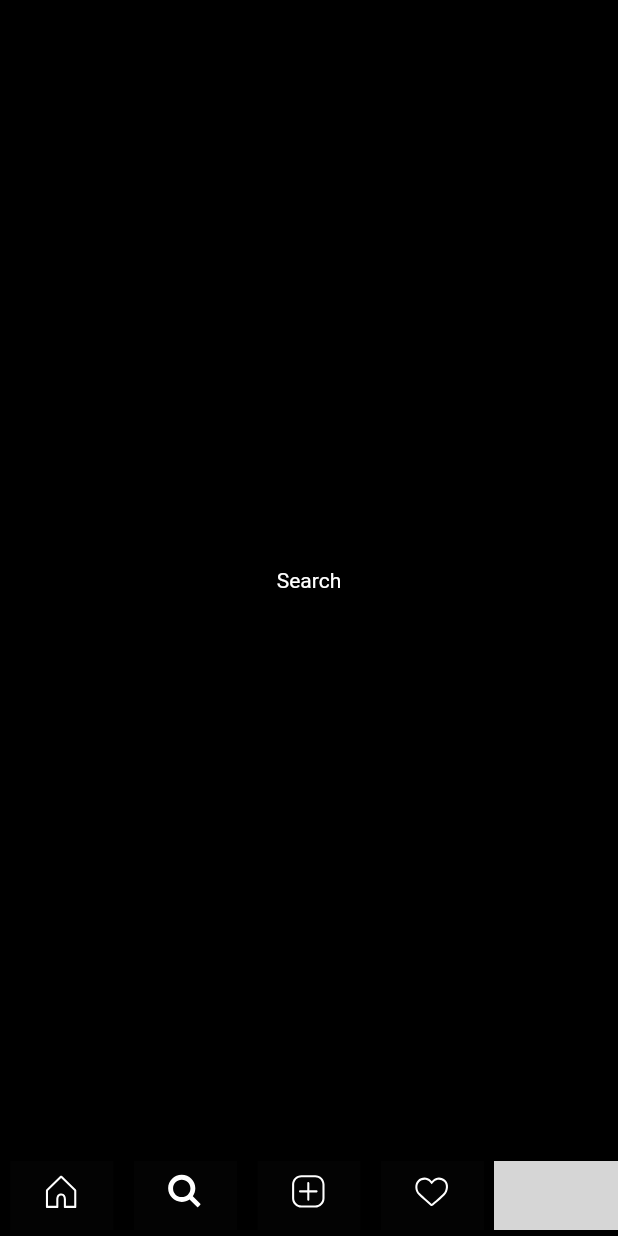
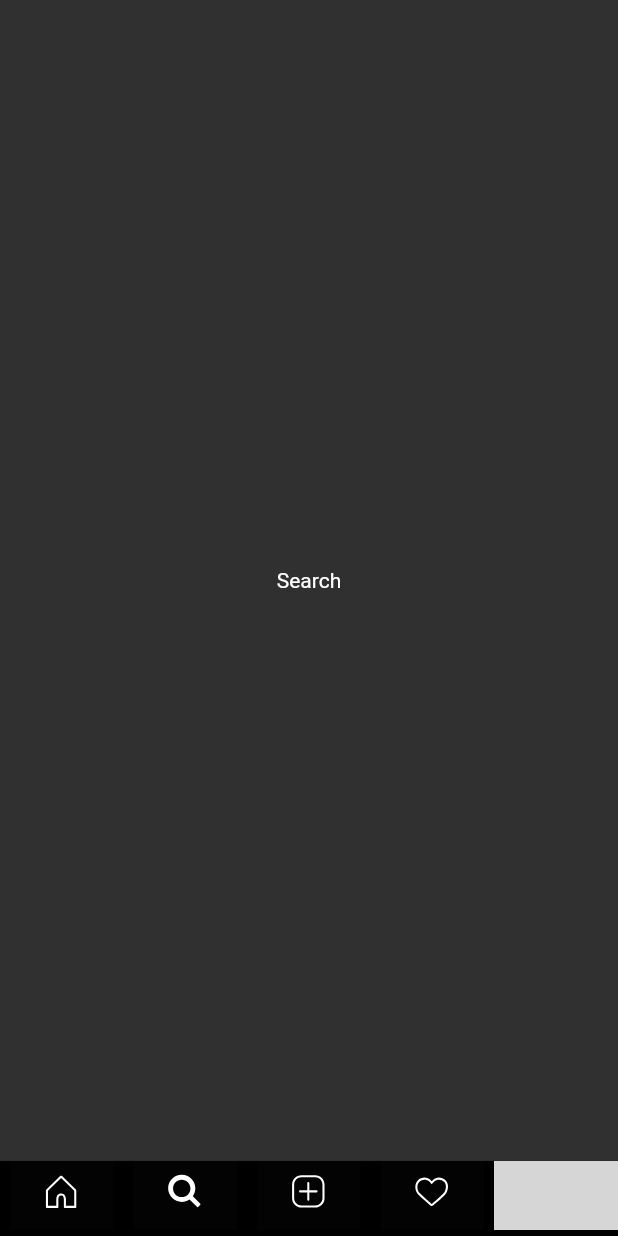
Before and after one commit to alamin-karno/instagram-clone, a Flutter app: the screen it shows after launch, swiped to page 2, on a phone screen of 412 x 824 dp. Run offline on Flutter 3.47's test engine with Material 2 defaults, Android fonts, the phone set to English and light mode, and no system bars; our stand-ins replace flutter_svg; grey boxes are pictures that could not be loaded.

Commit message:
- Instagram: all screen for bottom nav added

```diff
--- /dev/null
+++ b/lib/features/activity/activity.dart
@@ -0,0 +1 @@
+export 'presentation/ui/activity_screen.dart';
--- a/lib/features/main/presentation/ui/main_screen.dart
+++ b/lib/features/main/presentation/ui/main_screen.dart
@@ -2,7 +2,11 @@ import 'package:flutter/cupertino.dart';
 import 'package:flutter/material.dart';
 import 'package:flutter_svg/flutter_svg.dart';
 import 'package:instagram/core/utils/app_consts.dart';
+import 'package:instagram/features/activity/activity.dart';
 import 'package:instagram/features/home/home.dart';
+import 'package:instagram/features/post/post.dart';
+import 'package:instagram/features/profile/profile.dart';
+import 'package:instagram/features/search/search.dart';
 
 class MainScreen extends StatefulWidget {
   const MainScreen({Key? key}) : super(key: key);
@@ -47,18 +51,10 @@ class _MainScreenState extends State<MainScreen> {
         onPageChanged: onPageChanged,
         children: const [
           HomeScreen(),
-          Center(
-            child: Text('Search'),
-          ),
-          Center(
-            child: Text('Post'),
-          ),
-          Center(
-            child: Text('Activity'),
-          ),
-          Center(
-            child: Text('Profile'),
-          ),
+          SearchScreen(),
+          PostScreen(),
+          ActivityScreen(),
+          ProfileScreen(),
         ],
       ),
       bottomNavigationBar: CupertinoTabBar(
@@ -71,7 +67,10 @@ class _MainScreenState extends State<MainScreen> {
               _currentIndex == 0
                   ? 'assets/images/home_selected.svg'
                   : 'assets/images/home.svg',
-              color: primaryColor,
+              colorFilter: const ColorFilter.mode(
+                primaryColor,
+                BlendMode.srcIn,
+              ),
             ),
           ),
           BottomNavigationBarItem(
@@ -80,7 +79,10 @@ class _MainScreenState extends State<MainScreen> {
               _currentIndex == 1
                   ? 'assets/images/search_selected.svg'
                   : 'assets/images/search.svg',
-              color: primaryColor,
+              colorFilter: const ColorFilter.mode(
+                primaryColor,
+                BlendMode.srcIn,
+              ),
             ),
           ),
           BottomNavigationBarItem(
@@ -89,7 +91,10 @@ class _MainScreenState extends State<MainScreen> {
               _currentIndex == 2
                   ? 'assets/images/add.svg'
                   : 'assets/images/add.svg',
-              color: primaryColor,
+              colorFilter: const ColorFilter.mode(
+                primaryColor,
+                BlendMode.srcIn,
+              ),
             ),
           ),
           BottomNavigationBarItem(
@@ -98,7 +103,10 @@ class _MainScreenState extends State<MainScreen> {
               _currentIndex == 3
                   ? 'assets/images/favorite_selected.svg'
                   : 'assets/images/favorite.svg',
-              color: primaryColor,
+              colorFilter: const ColorFilter.mode(
+                primaryColor,
+                BlendMode.srcIn,
+              ),
             ),
           ),
           BottomNavigationBarItem(
@@ -107,7 +115,10 @@ class _MainScreenState extends State<MainScreen> {
               _currentIndex == 4
                   ? 'assets/images/profile_selected.svg'
                   : 'assets/images/profile.svg',
-              color: primaryColor,
+              colorFilter: const ColorFilter.mode(
+                primaryColor,
+                BlendMode.srcIn,
+              ),
             ),
           ),
         ],
--- /dev/null
+++ b/lib/features/post/post.dart
@@ -0,0 +1 @@
+export 'presentation/ui/post_screen.dart';
--- /dev/null
+++ b/lib/features/profile/profile.dart
@@ -0,0 +1 @@
+export 'presentation/ui/profile_screen.dart';
--- /dev/null
+++ b/lib/features/search/presentation/ui/search_screen.dart
@@ -0,0 +1,14 @@
+import 'package:flutter/material.dart';
+
+class SearchScreen extends StatelessWidget {
+  const SearchScreen({Key? key}) : super(key: key);
+
+  @override
+  Widget build(BuildContext context) {
+    return Scaffold(
+      body: Center(
+        child: Text('Search'),
+      ),
+    );
+  }
+}
--- /dev/null
+++ b/lib/features/search/search.dart
@@ -0,0 +1 @@
+export 'presentation/ui/search_screen.dart';
```
Also changed, not shown: lib/features/activity/presentation/ui/activity_screen.dart (added, +14 -0 lines), lib/features/post/presentation/ui/post_screen.dart (added, +14 -0 lines), lib/features/profile/presentation/ui/profile_screen.dart (added, +14 -0 lines).
